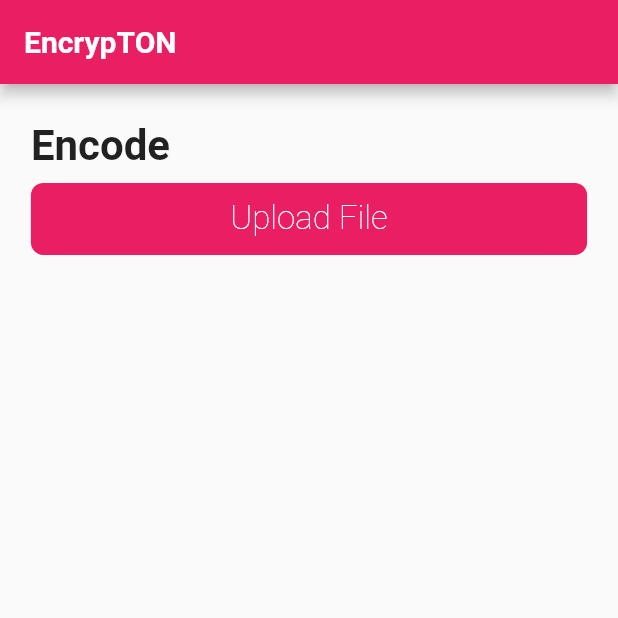
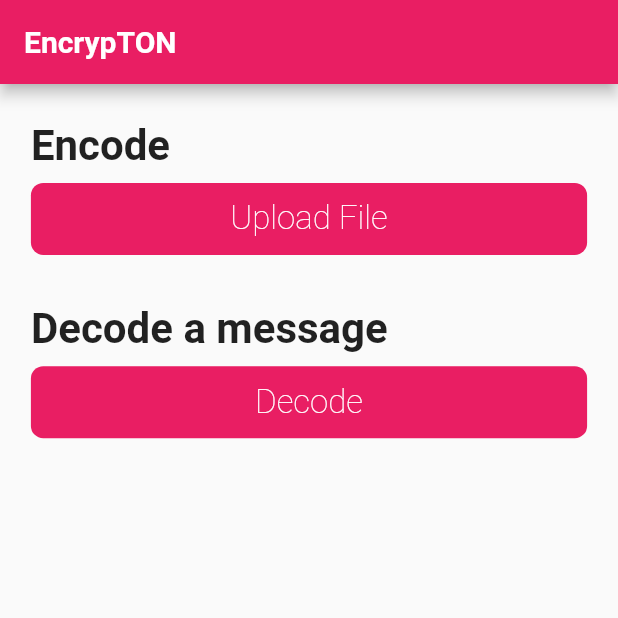
Before and after one commit to s1dd54rt5/EncrypTON, a Flutter app: the screen it shows after launch, on a phone screen of 412 x 824 dp, the top half of it. Run offline on Flutter 3.47's test engine with Material 2 defaults, Android fonts, the phone set to English and light mode, and no system bars; our stand-ins replace file_picker; missing offline and left inert: cryptography.

Commit message:
half done

```diff
--- a/lib/homeScreen.dart
+++ b/lib/homeScreen.dart
@@ -3,7 +3,6 @@ import 'dart:io';
 import 'package:flutter/material.dart';
 import 'package:file_picker/file_picker.dart';
 import 'package:cryptography/cryptography.dart';
-import 'package:path_provider/path_provider.dart';
 
 class HomeScreen extends StatefulWidget {
   @override
@@ -24,6 +23,12 @@ class _HomeScreenState extends State<HomeScreen> {
     }
     return text;
   }
+
+  final cipher = chacha20Poly1305Aead;
+
+  final secretKey = SecretKey.randomBytes(32);
+
+  final nonce = Nonce.randomBytes(12);
 
   List encrypted;
   @override
@@ -79,12 +84,6 @@ class _HomeScreenState extends State<HomeScreen> {
                     });
                   }
                 }
-                final cipher = chacha20Poly1305Aead;
-
-                final secretKey = SecretKey.randomBytes(32);
-
-                final nonce = Nonce.randomBytes(12);
-
                 // Our message
                 final message = utf8.encode(filetext);
 
@@ -157,6 +156,135 @@ class _HomeScreenState extends State<HomeScreen> {
                   ),
                 )
               : Container(),
+          SizedBox(
+            height: size.height * 4 / 100,
+          ),
+          fileUploaded
+              ? Column(
+                  crossAxisAlignment: CrossAxisAlignment.start,
+                  children: [
+                    Container(
+                      margin: EdgeInsets.symmetric(
+                          horizontal: size.width * 5 / 100),
+                      child: Text(
+                        'Decode this code',
+                        style: TextStyle(
+                          fontSize: 28,
+                          fontWeight: FontWeight.bold,
+                        ),
+                      ),
+                    ),
+                    SizedBox(
+                      height: size.height * 1 / 100,
+                    ),
+                    Container(
+                      decoration: BoxDecoration(
+                        color: Colors.pink,
+                        borderRadius: BorderRadius.all(
+                          Radius.circular(size.width * 2 / 100),
+                        ),
+                      ),
+                      margin: EdgeInsets.symmetric(
+                          horizontal: size.width * 5 / 100),
+                      child: FlatButton(
+                        onPressed: () {},
+                        child: Container(
+                          alignment: Alignment.center,
+                          width: double.infinity,
+                          child: Text(
+                            "Decode",
+                            style: TextStyle(
+                              fontSize: 22,
+                              color: Colors.white,
+                              fontWeight: FontWeight.w200,
+                            ),
+                          ),
+                        ),
+                      ),
+                    ),
+                    SizedBox(
+                      height: size.height * 1 / 100,
+                    ),
+                    Center(
+                      child: Text(
+                        "--- OR ---",
+                        style: TextStyle(fontSize: 20),
+                      ),
+                    ),
+                    SizedBox(
+                      height: size.height * 1 / 100,
+                    ),
+                    Container(
+                      decoration: BoxDecoration(
+                        color: Colors.pink,
+                        borderRadius: BorderRadius.all(
+                          Radius.circular(size.width * 2 / 100),
+                        ),
+                      ),
+                      margin: EdgeInsets.symmetric(
+                          horizontal: size.width * 5 / 100),
+                      child: FlatButton(
+                        onPressed: () {},
+                        child: Container(
+                          alignment: Alignment.center,
+                          width: double.infinity,
+                          child: Text(
+                            "Enter my own code",
+                            style: TextStyle(
+                              fontSize: 22,
+                              color: Colors.white,
+                              fontWeight: FontWeight.w200,
+                            ),
+                          ),
+                        ),
+                      ),
+                    ),
+                  ],
+                )
+              : Column(
+                  crossAxisAlignment: CrossAxisAlignment.start,
+                  children: [
+                    Container(
+                      margin: EdgeInsets.symmetric(
+                          horizontal: size.width * 5 / 100),
+                      child: Text(
+                        'Decode a message',
+                        style: TextStyle(
+                          fontSize: 28,
+                          fontWeight: FontWeight.bold,
+                        ),
+                      ),
+                    ),
+                    SizedBox(
+                      height: size.height * 1 / 100,
+                    ),
+                    Container(
+                      decoration: BoxDecoration(
+                        color: Colors.pink,
+                        borderRadius: BorderRadius.all(
+                          Radius.circular(size.width * 2 / 100),
+                        ),
+                      ),
+                      margin: EdgeInsets.symmetric(
+                          horizontal: size.width * 5 / 100),
+                      child: FlatButton(
+                        onPressed: () {},
+                        child: Container(
+                          alignment: Alignment.center,
+                          width: double.infinity,
+                          child: Text(
+                            "Decode",
+                            style: TextStyle(
+                              fontSize: 22,
+                              color: Colors.white,
+                              fontWeight: FontWeight.w200,
+                            ),
+                          ),
+                        ),
+                      ),
+                    ),
+                  ],
+                ),
         ],
       ),
     );
```
